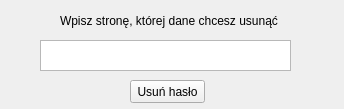
oldgang/Password_Manager_PyQt5, file remove_password.ui: the form before one commit.
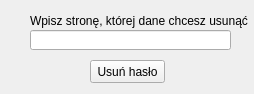
The form after the commit.

Commit message: Added program info widget. Added menu action buttons functionality. Changed password removal UI.

What changed in the file:
```diff
--- a/remove_password.ui
+++ b/remove_password.ui
@@ -6,28 +6,18 @@
    <rect>
     <x>0</x>
     <y>0</y>
-    <width>344</width>
-    <height>109</height>
+    <width>254</width>
+    <height>94</height>
    </rect>
   </property>
   <property name="windowTitle">
    <string>Usuwanie haseł</string>
   </property>
-  <widget class="QTextEdit" name="textEdit_manual1">
+  <widget class="QPushButton" name="pushButton_delete">
    <property name="geometry">
     <rect>
-     <x>40</x>
-     <y>40</y>
-     <width>251</width>
-     <height>31</height>
-    </rect>
-   </property>
-  </widget>
-  <widget class="QPushButton" name="pushButton">
-   <property name="geometry">
-    <rect>
-     <x>130</x>
-     <y>80</y>
+     <x>90</x>
+     <y>60</y>
      <width>75</width>
      <height>23</height>
     </rect>
@@ -39,7 +29,7 @@
   <widget class="QLabel" name="label">
    <property name="geometry">
     <rect>
-     <x>60</x>
+     <x>30</x>
      <y>10</y>
      <width>221</width>
      <height>21</height>
@@ -49,6 +39,16 @@
     <string>Wpisz stronę, której dane chcesz usunąć</string>
    </property>
   </widget>
+  <widget class="QLineEdit" name="lineEdit_site">
+   <property name="geometry">
+    <rect>
+     <x>30</x>
+     <y>30</y>
+     <width>201</width>
+     <height>20</height>
+    </rect>
+   </property>
+  </widget>
  </widget>
  <resources/>
  <connections/>
```
The commit also changes 6 other files.
